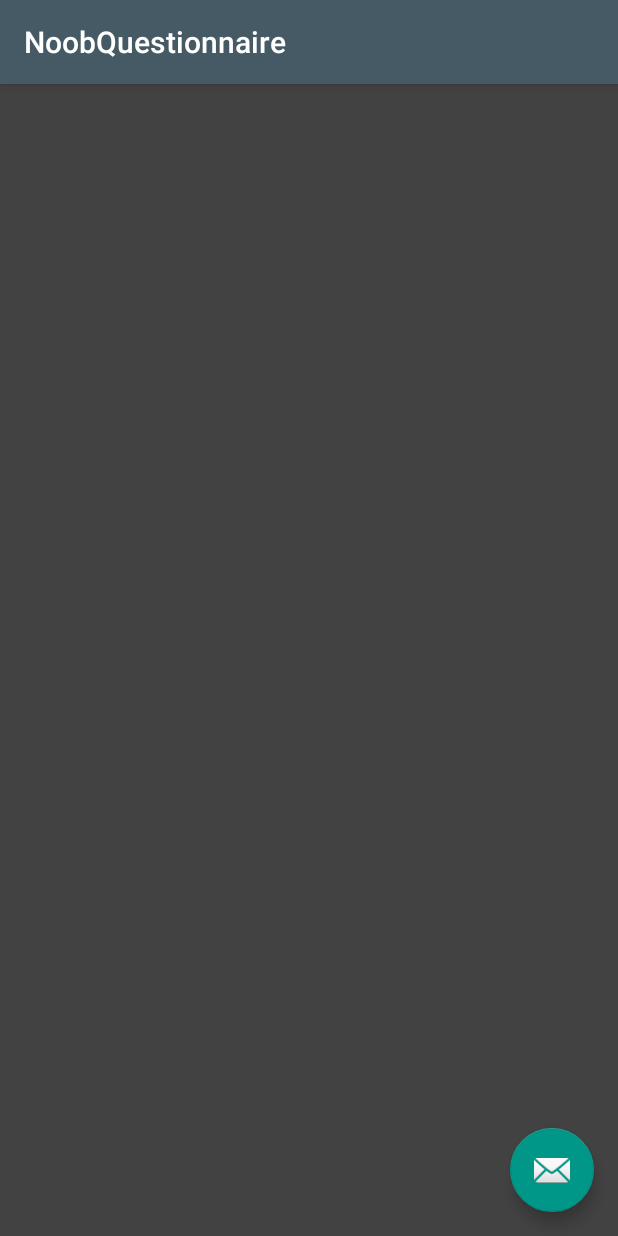
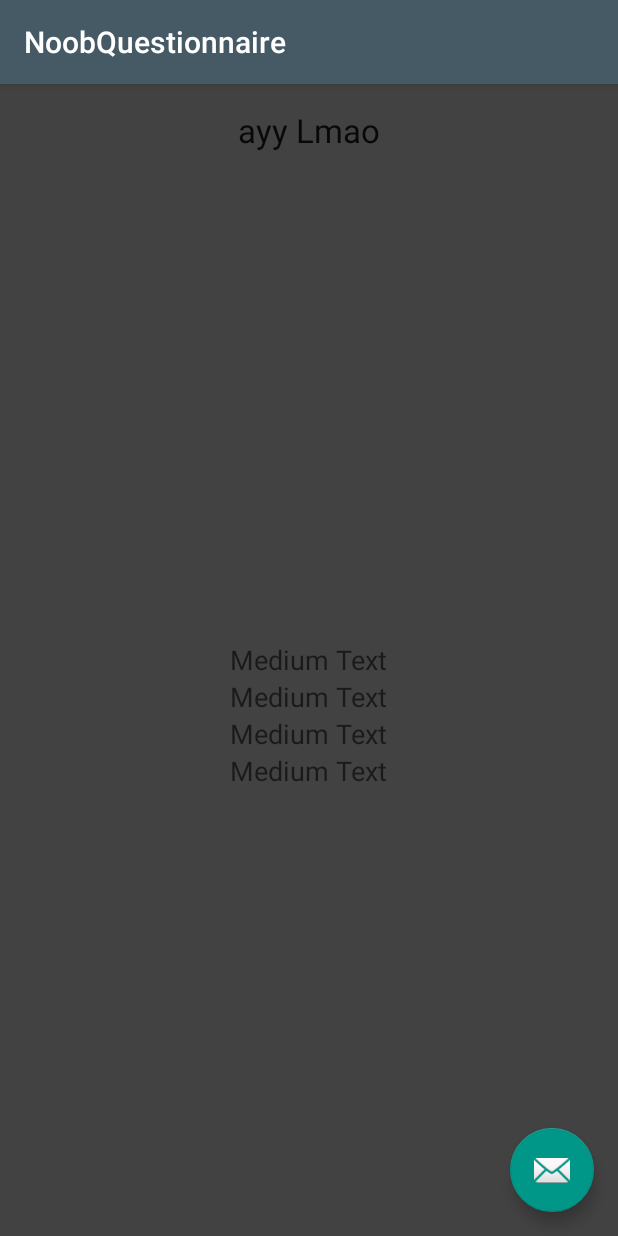
Before and after one commit to CS115CharacterBuilder/builder, an Android app: the NoobQuestionnaire screen opened directly, with no data from a screen before it, on a phone screen of 412 x 824 dp. Run offline under Robolectric (Android 15) with nearby library versions, the phone set to English and light mode, and no system bars.

Commit message:
class work
introductory class stuff. Implemented my code with rest of app.

```diff
--- a/CharacterBuilder/app/src/main/java/lfg/characterbuilder/HomeActivity.java
+++ b/CharacterBuilder/app/src/main/java/lfg/characterbuilder/HomeActivity.java
@@ -138,9 +138,9 @@ public class HomeActivity extends AppCompatActivity {
     }
 
     private void addDrawerItems() {
-        String[] Drawer_Text_Array = {"Dice", "Calculator", "Rules"};
+        String[] Drawer_Text_Array = {"Dice", "Calculator", "Rules", "Noob Questionnaire"};
         Integer[] Drawer_Index_Array = {R.drawable.ic_dice, R.drawable.ic_calculator,
-                                        R.drawable.ic_rules};
+                                        R.drawable.ic_rules, R.drawable.ic_rules};
 
         Drawer_Adapter = new NavBarAdapter(this, Drawer_Text_Array, Drawer_Index_Array);
         Drawer_List.setAdapter(Drawer_Adapter);
@@ -159,6 +159,11 @@ public class HomeActivity extends AppCompatActivity {
                         break;
                     case 2:
                         Toast.makeText(HomeActivity.this, "Implement Rules", Toast.LENGTH_SHORT).show();
+                        break;
+                    case 3:
+                        Toast.makeText(HomeActivity.this, "Ayy lmao, this is a test for the NoobQuestionnaire", Toast.LENGTH_SHORT).show();
+                        Intent nQuestionIntent = new Intent(HomeActivity.this, NoobQuestionnaire.class);
+                        startActivity(nQuestionIntent);
                         break;
                     default:
                         break;
--- a/CharacterBuilder/app/src/main/java/lfg/characterbuilder/NoobQuestionnaire.java
+++ b/CharacterBuilder/app/src/main/java/lfg/characterbuilder/NoobQuestionnaire.java
@@ -6,6 +6,9 @@ import android.support.design.widget.Snackbar;
 import android.support.v7.app.AppCompatActivity;
 import android.support.v7.widget.Toolbar;
 import android.view.View;
+import android.widget.TextView;
+
+import org.w3c.dom.Text;
 
 public class NoobQuestionnaire extends AppCompatActivity {
 
@@ -25,8 +28,18 @@ public class NoobQuestionnaire extends AppCompatActivity {
             }
         });
         */
+    int currentIndex = 0;
+    TextView mainQuestion = (TextView)findViewById(R.id.questText);
+    TextView choiceOne = (TextView)findViewById(R.id.cOneText);
+    TextView choiceTwo = (TextView)findViewById(R.id.cTwoText);
+    TextView choiceThree = (TextView)findViewById(R.id.cThreeText);
+    TextView choiceFour = (TextView)findViewById(R.id.cFourText);
 
+    Questionnaire nQuestionnaire = new Questionnaire();
+    Question testQuestion = new Question("ayy Lmao", "my", "darling", "dansGame", "twitch.tv");
+    nQuestionnaire.questionList.add(testQuestion);
+    nQuestionnaire.printElement(0);
 
-
+    mainQuestion.setText(nQuestionnaire.questionList.get(currentIndex).questionText);
     }
 }
--- a/CharacterBuilder/app/src/main/java/lfg/characterbuilder/Question.java
+++ b/CharacterBuilder/app/src/main/java/lfg/characterbuilder/Question.java
@@ -4,18 +4,26 @@ package lfg.characterbuilder;
  * Created by Andy on 10/21/2015.
  */
 public class Question {
-    String question = "";
+    String questionText = "";
     String choiceOne = "";
     String choiceTwo = "";
     String choiceThree = "";
     String choiceFour = "";
 
     public Question(String aQuestion, String cOne, String cTwo, String cThree, String cFour){
-        question = aQuestion;
+        questionText = aQuestion;
         choiceOne = cOne;
         choiceTwo = cTwo;
         choiceThree = cThree;
         choiceFour = cFour;
     }
+    //prints the question
+    void QtoString(){
+        System.out.println("Question: " + this.questionText);
+        System.out.println("Choice One: " + this.choiceOne);
+        System.out.println("Choice Two: " + this.choiceTwo);
+        System.out.println("Choice Three: " + this.choiceThree);
+        System.out.println("Choice Four: " + this.choiceFour);
+}
 
 }
--- a/CharacterBuilder/app/src/main/java/lfg/characterbuilder/Questionnaire.java
+++ b/CharacterBuilder/app/src/main/java/lfg/characterbuilder/Questionnaire.java
@@ -12,4 +12,10 @@ public class Questionnaire {
         questionList = new ArrayList<Question>();
     }
 
+    //prints the question at the chosen element
+    void printElement(int location){
+        Question quest = questionList.get(location);
+        quest.QtoString();
+    }
+
 }
--- a/CharacterBuilder/app/src/main/res/layout/content_noob_questionnaire.xml
+++ b/CharacterBuilder/app/src/main/res/layout/content_noob_questionnaire.xml
@@ -10,4 +10,48 @@
     tools:showIn="@layout/activity_noob_questionnaire"
     tools:context="lfg.characterbuilder.NoobQuestionnaire">
 
+    <TextView
+        android:layout_width="wrap_content"
+        android:layout_height="wrap_content"
+        android:textAppearance="?android:attr/textAppearanceLarge"
+        android:text="Large Text"
+        android:id="@+id/questText"
+        android:layout_alignParentTop="true"
+        android:layout_centerHorizontal="true" />
+
+    <TextView
+        android:layout_width="wrap_content"
+        android:layout_height="wrap_content"
+        android:textAppearance="?android:attr/textAppearanceMedium"
+        android:text="Medium Text"
+        android:id="@+id/cOneText"
+        android:layout_centerVertical="true"
+        android:layout_centerHorizontal="true" />
+
+    <TextView
+        android:layout_width="wrap_content"
+        android:layout_height="wrap_content"
+        android:textAppearance="?android:attr/textAppearanceMedium"
+        android:text="Medium Text"
+        android:id="@+id/cTwoText"
+        android:layout_below="@+id/cOneText"
+        android:layout_centerHorizontal="true" />
+
+    <TextView
+        android:layout_width="wrap_content"
+        android:layout_height="wrap_content"
+        android:textAppearance="?android:attr/textAppearanceMedium"
+        android:text="Medium Text"
+        android:id="@+id/cThreeText"
+        android:layout_below="@+id/cTwoText"
+        android:layout_centerHorizontal="true" />
+
+    <TextView
+        android:layout_width="wrap_content"
+        android:layout_height="wrap_content"
+        android:textAppearance="?android:attr/textAppearanceMedium"
+        android:text="Medium Text"
+        android:id="@+id/cFourText"
+        android:layout_below="@+id/cThreeText"
+        android:layout_centerHorizontal="true" />
 </RelativeLayout>
```
